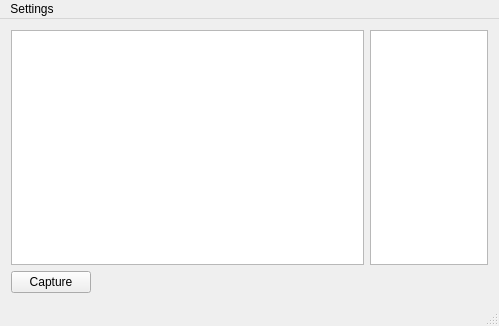
UAV-Concordia/ImageMapper, file imagemapper.ui: the form before one commit.
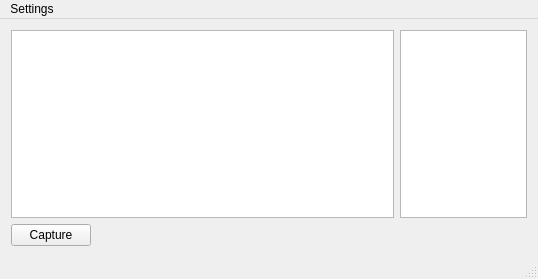
The form after the commit. Custom widgets are drawn as their Qt base class.

Commit message: Adding captured list view

```diff
--- a/imagemapper.ui
+++ b/imagemapper.ui
@@ -6,8 +6,8 @@
    <rect>
     <x>0</x>
     <y>0</y>
-    <width>499</width>
-    <height>326</height>
+    <width>538</width>
+    <height>279</height>
    </rect>
   </property>
   <property name="windowTitle">
@@ -21,7 +21,11 @@
        <widget class="MapView" name="graphicsView"/>
       </item>
       <item>
-       <widget class="QListView" name="listView"/>
+       <widget class="QListWidget" name="listWidget">
+        <property name="selectionMode">
+         <enum>QAbstractItemView::ExtendedSelection</enum>
+        </property>
+       </widget>
       </item>
      </layout>
     </item>
@@ -59,7 +63,7 @@
     <rect>
      <x>0</x>
      <y>0</y>
-     <width>499</width>
+     <width>538</width>
      <height>18</height>
     </rect>
    </property>
```
The commit also changes 2 other files.
